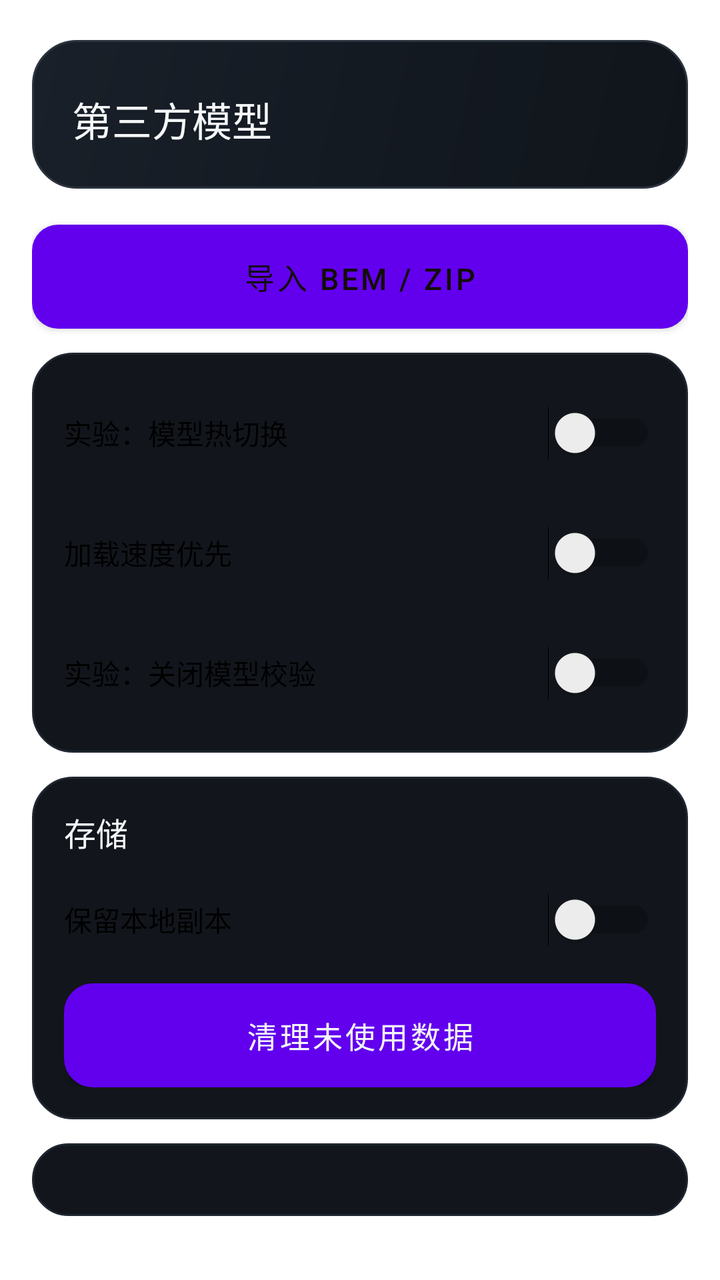
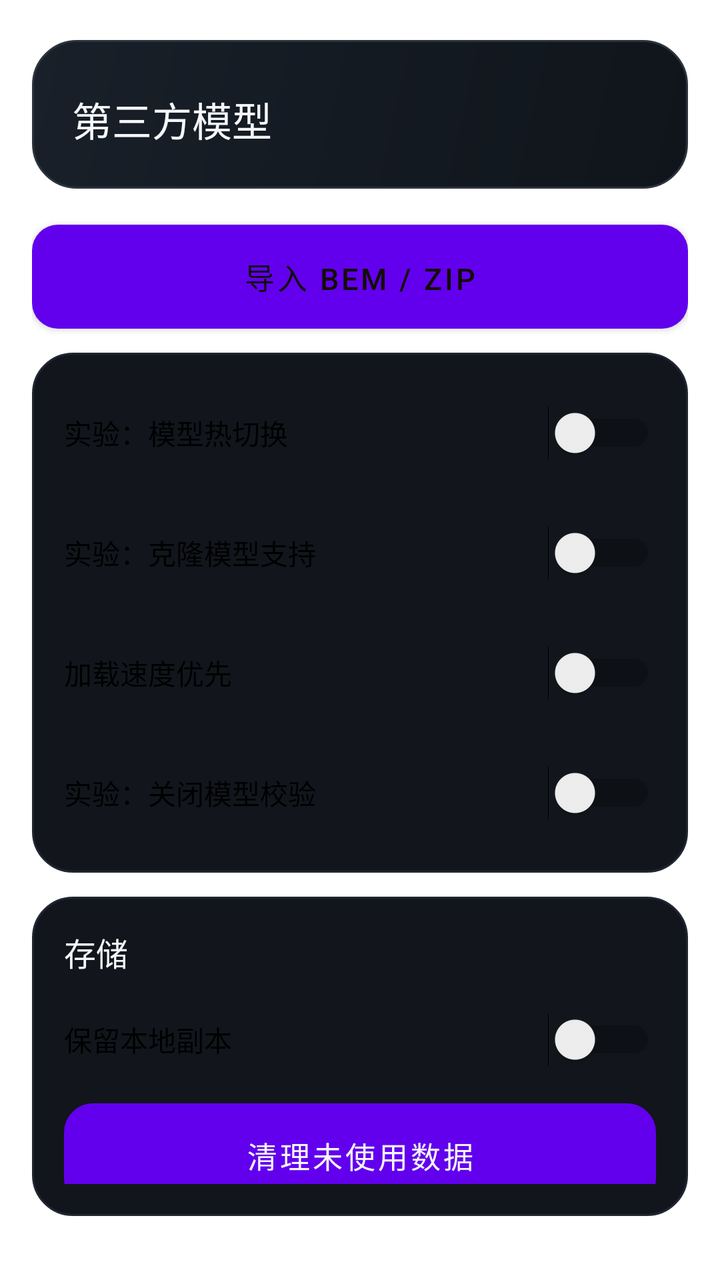

The first picture is an Android layout as it rendered before a commit; the second is the same layout after the commit. The layout source and the unified diff follow.
<!-- AndroidManifest.xml: fallback theme Theme.MaterialComponents.DayNight.NoActionBar -->
<!-- res/layout/view_bem_install.xml -->
<?xml version="1.0" encoding="utf-8"?>
    <LinearLayout xmlns:android="http://schemas.android.com/apk/res/android" android:id="@+id/bem_content" android:layout_width="match_parent" android:layout_height="wrap_content" android:orientation="vertical" android:paddingStart="16dp" android:paddingTop="20dp" android:paddingEnd="16dp" android:paddingBottom="32dp">
        <LinearLayout android:layout_width="match_parent" android:layout_height="wrap_content" android:background="@drawable/bg_header" android:orientation="vertical" android:padding="20dp">
            <TextView style="@style/SectionTitle" android:text="第三方模型" android:textSize="20sp" />
        </LinearLayout>
        <Button android:id="@+id/bem_import" style="@style/PrimaryButton" android:layout_marginTop="18dp" android:text="导入 BEM / ZIP" />
        <LinearLayout android:layout_width="match_parent" android:layout_height="wrap_content" android:layout_marginTop="12dp" android:background="@drawable/bg_card" android:orientation="vertical" android:padding="16dp">
            <Switch android:id="@+id/bem_hot_switch" android:layout_width="match_parent" android:layout_height="wrap_content" android:minHeight="48dp" android:text="实验：模型热切换" />
            <Switch android:id="@+id/bem_fast_loading" android:layout_width="match_parent" android:layout_height="wrap_content" android:minHeight="48dp" android:layout_marginTop="12dp" android:text="@string/bem_fast_loading" />
            <Switch android:id="@+id/bem_skip_validation" android:layout_width="match_parent" android:layout_height="wrap_content" android:minHeight="48dp" android:layout_marginTop="12dp" android:text="实验：关闭模型校验" />
        </LinearLayout>
        <LinearLayout android:layout_width="match_parent" android:layout_height="wrap_content" android:layout_marginTop="12dp" android:background="@drawable/bg_card" android:orientation="vertical" android:padding="16dp">
            <TextView style="@style/CardTitle" android:text="@string/bem_storage" />
            <Switch android:id="@+id/bem_keep_local_copies" android:layout_width="match_parent" android:layout_height="wrap_content" android:minHeight="48dp" android:layout_marginTop="8dp" android:text="@string/bem_keep_local_copies" />
            <Button android:id="@+id/bem_clean_unused" style="@style/GhostButton" android:layout_marginTop="8dp" android:text="@string/bem_clean_unused" />
        </LinearLayout>
        <LinearLayout android:layout_width="match_parent" android:layout_height="wrap_content" android:layout_marginTop="12dp" android:background="@drawable/bg_card" android:orientation="vertical" android:padding="16dp">
            <TextView style="@style/CardTitle" android:text="获取模型" />
            <Button android:id="@+id/bem_models_quark" style="@style/GhostButton" android:layout_marginTop="8dp" android:text="夸克网盘" />
            <Button android:id="@+id/bem_models_baidu" style="@style/GhostButton" android:layout_marginTop="6dp" android:text="百度网盘" />
            <Button android:id="@+id/bem_models_katfile" style="@style/GhostButton" android:layout_marginTop="6dp" android:text="Katfile 网盘" />
        </LinearLayout>
        <LinearLayout android:id="@+id/bem_incoming" android:layout_width="match_parent" android:layout_height="wrap_content" android:layout_marginTop="12dp" android:background="@drawable/bg_card" android:orientation="vertical" android:padding="16dp" android:visibility="gone">
            <TextView android:id="@+id/bem_incoming_notice" style="@style/BodyText" android:accessibilityLiveRegion="polite" />
            <Button android:id="@+id/bem_incoming_retry" style="@style/PrimaryButton" android:layout_marginTop="10dp" android:text="导入收到的文件" />
            <Button android:id="@+id/bem_incoming_dismiss" style="@style/GhostButton" android:layout_marginTop="6dp" android:text="忽略此次打开" />
        </LinearLayout>
        <LinearLayout android:layout_width="match_parent" android:layout_height="wrap_content" android:layout_marginTop="18dp" android:background="@drawable/bg_card" android:orientation="vertical" android:padding="16dp" android:id="@+id/bem_operation_state" android:visibility="gone">
            <TextView android:id="@+id/bem_status" style="@style/BodyText" android:layout_marginTop="9dp" android:text="就绪" />
            <ProgressBar android:id="@+id/bem_progress" style="?android:attr/progressBarStyleHorizontal" android:layout_width="match_parent" android:layout_height="8dp" android:layout_marginTop="14dp" android:max="100" android:progressTint="@color/accent" android:visibility="gone" />
            <TextView android:id="@+id/bem_progress_label" style="@style/BodyText" android:layout_marginTop="8dp" android:visibility="gone" />
            <Button android:id="@+id/bem_cancel" style="@style/GhostButton" android:layout_marginTop="12dp" android:text="取消当前操作" android:visibility="gone" />
        </LinearLayout>
        <LinearLayout android:id="@+id/bem_entries" android:layout_width="match_parent" android:layout_height="wrap_content" android:orientation="vertical" />
    </LinearLayout>
<!-- resources referenced by this layout -->
<resources>
  <color name="accent">#FFC845</color>
  <!-- drawable bg_card (drawable) -->
  <?xml version="1.0" encoding="utf-8"?>
  <shape xmlns:android="http://schemas.android.com/apk/res/android" android:shape="rectangle">
      <solid android:color="@color/surface" />
      <corners android:radius="20dp" />
      <stroke android:width="1dp" android:color="@color/surface_border_soft" />
  </shape>
  <!-- drawable bg_header (drawable) -->
  <?xml version="1.0" encoding="utf-8"?>
  <shape xmlns:android="http://schemas.android.com/apk/res/android" android:shape="rectangle">
      <gradient
          android:angle="315"
          android:startColor="#1A2029"
          android:centerColor="#141A22"
          android:endColor="#10151B"
          android:type="linear" />
      <corners android:radius="22dp" />
      <stroke android:width="1dp" android:color="@color/surface_border" />
  </shape>
  <string name="bem_clean_unused">清理未使用数据</string>
  <string name="bem_fast_loading">加载速度优先</string>
  <string name="bem_keep_local_copies">保留本地副本</string>
  <string name="bem_storage">存储</string>
  <style name="BodyText">
          <item name="android:layout_width">match_parent</item>
          <item name="android:layout_height">wrap_content</item>
          <item name="android:lineSpacingExtra">2dp</item>
          <item name="android:textColor">@color/text_secondary</item>
          <item name="android:textSize">13sp</item>
      </style>
  <style name="CardTitle">
          <item name="android:layout_width">wrap_content</item>
          <item name="android:layout_height">wrap_content</item>
          <item name="android:fontFamily">sans-serif-medium</item>
          <item name="android:textColor">@color/text_primary</item>
          <item name="android:textSize">16sp</item>
      </style>
  <style name="GhostButton" parent="PrimaryButton">
          <item name="android:background">@drawable/bg_ghost_button</item>
          <item name="android:textColor">@color/text_primary</item>
      </style>
  <style name="PrimaryButton">
          <item name="android:layout_width">match_parent</item>
          <item name="android:layout_height">52dp</item>
          <item name="android:background">@drawable/bg_primary_button</item>
          <item name="android:fontFamily">sans-serif-medium</item>
          <item name="android:minHeight">0dp</item>
          <item name="android:textAllCaps">false</item>
          <item name="android:textColor">@color/accent_ink</item>
          <item name="android:textSize">15sp</item>
      </style>
  <style name="SectionTitle">
          <item name="android:layout_width">wrap_content</item>
          <item name="android:layout_height">wrap_content</item>
          <item name="android:layout_marginTop">5dp</item>
          <item name="android:fontFamily">sans-serif-medium</item>
          <item name="android:textColor">@color/text_primary</item>
          <item name="android:textSize">22sp</item>
      </style>
  <color name="surface">#12161C</color>
  <color name="surface_border_soft">#1F2630</color>
  <color name="surface_border">#2B333E</color>
  <color name="text_secondary">#A7B0BC</color>
  <color name="text_primary">#F4F6F8</color>
  <!-- drawable bg_primary_button (drawable) -->
  <?xml version="1.0" encoding="utf-8"?>
  <selector xmlns:android="http://schemas.android.com/apk/res/android">
      <item android:state_pressed="true">
          <shape android:shape="rectangle">
              <solid android:color="@color/accent_dark" />
              <corners android:radius="13dp" />
          </shape>
      </item>
      <item>
          <shape android:shape="rectangle">
              <solid android:color="@color/accent" />
              <corners android:radius="13dp" />
          </shape>
      </item>
  </selector>
  <color name="accent_ink">#120E03</color>
  <color name="surface_high">#1B212A</color>
  <color name="surface_row">#181E26</color>
  <color name="accent_dark">#E0A513</color>
  <!-- unchanged entries left out for length: 1 -->
</resources>

<!-- the commit's change to res/layout/view_bem_install.xml (unified diff, before → after) -->
@@ -6,6 +6,7 @@
         <Button android:id="@+id/bem_import" style="@style/PrimaryButton" android:layout_marginTop="18dp" android:text="导入 BEM / ZIP" />
         <LinearLayout android:layout_width="match_parent" android:layout_height="wrap_content" android:layout_marginTop="12dp" android:background="@drawable/bg_card" android:orientation="vertical" android:padding="16dp">
             <Switch android:id="@+id/bem_hot_switch" android:layout_width="match_parent" android:layout_height="wrap_content" android:minHeight="48dp" android:text="实验：模型热切换" />
+            <Switch android:id="@+id/bem_clone_support" android:layout_width="match_parent" android:layout_height="wrap_content" android:minHeight="48dp" android:layout_marginTop="12dp" android:text="@string/bem_clone_support" />
             <Switch android:id="@+id/bem_fast_loading" android:layout_width="match_parent" android:layout_height="wrap_content" android:minHeight="48dp" android:layout_marginTop="12dp" android:text="@string/bem_fast_loading" />
             <Switch android:id="@+id/bem_skip_validation" android:layout_width="match_parent" android:layout_height="wrap_content" android:minHeight="48dp" android:layout_marginTop="12dp" android:text="实验：关闭模型校验" />
         </LinearLayout>
<!-- resource entries referenced after the edit -->
@@ -21,6 +21,7 @@
       <stroke android:width="1dp" android:color="@color/surface_border" />
   </shape>
   <string name="bem_clean_unused">清理未使用数据</string>
+  <string name="bem_clone_support">实验：克隆模型支持</string>
   <string name="bem_fast_loading">加载速度优先</string>
   <string name="bem_keep_local_copies">保留本地副本</string>
   <string name="bem_storage">存储</string>
